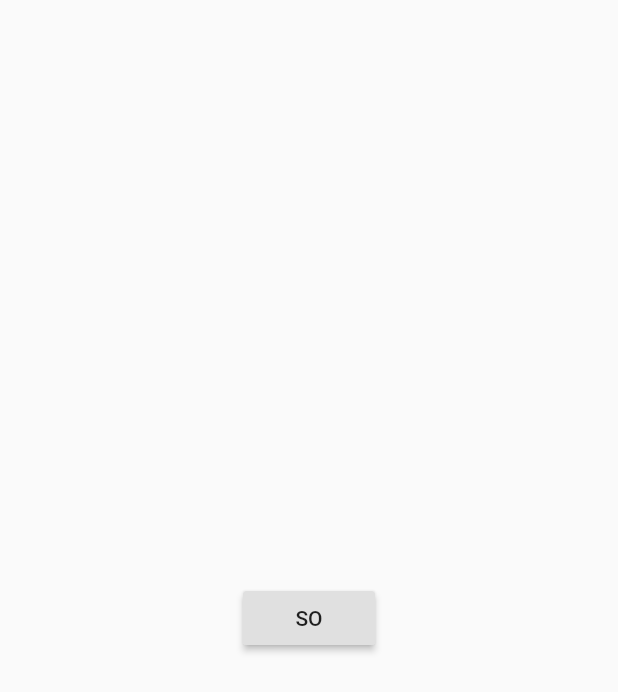
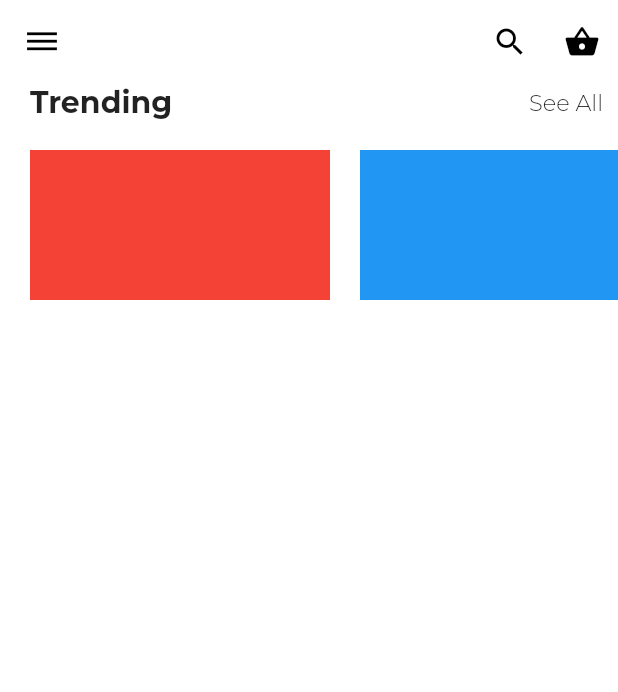
Before and after one commit to cptnmcboatface/Aria, a Flutter app: the HomeScreen screen opened directly, on a phone screen of 412 x 824 dp. Shown: the top 692 px of the screen. Run offline on Flutter 3.47's test engine with Material 2 defaults, Android fonts, the phone set to English and light mode, and no system bars; our stand-ins replace cloud_firestore, firebase_auth, flutter_spinkit, google_fonts, intl_phone_number_input, pinput; accounts and stored records are empty; network calls fail.

```diff
--- a/lib/screens/HomeScreen.dart
+++ b/lib/screens/HomeScreen.dart
@@ -1,5 +1,7 @@
 import 'package:flutter/material.dart';
 import 'package:aria_makeup/services/AuthenticateService.dart';
+import 'package:aria_makeup/screens/UserDataScreen.dart';
+import 'package:google_fonts/google_fonts.dart';
 
 class HomeScreen extends StatefulWidget {
   final uid;
@@ -8,15 +10,123 @@ class HomeScreen extends StatefulWidget {
   _HomeScreenState createState() => _HomeScreenState();
 }
 
+// AuthService().signOut();
 class _HomeScreenState extends State<HomeScreen> {
   @override
   Widget build(BuildContext context) {
-    return Scaffold(body: Center(
-      child: RaisedButton(
-        child: Text('SO'),
-        onPressed: () {
-        AuthService().signOut();
-      }),
-    ));
+    return Scaffold(
+        appBar: AppBar(
+          backgroundColor: Colors.white,
+          elevation: 0.0,
+          actions: <Widget>[
+            IconButton(
+              onPressed: () {},
+              icon: Icon(
+                Icons.search,
+                color: Colors.black,
+              ),
+            ),
+            IconButton(
+                icon: Icon(
+                  Icons.shopping_basket,
+                  color: Colors.black,
+                ),
+                onPressed: null),
+          ],
+          leading: IconButton(
+            onPressed: () {},
+            color: Colors.white,
+            icon: Icon(
+              Icons.dehaze,
+              color: Colors.black,
+            ),
+          ),
+        ),
+        body: Container(
+          color: Colors.white,
+          child: Column(
+            children: <Widget>[titleBar(), trendingDrawer()],
+          ),
+        ));
+  }
+
+  Widget trendingDrawer() {
+    return Container(
+      margin: EdgeInsets.symmetric(vertical: 20.0),
+      height: 250.0,
+      child: ListView(
+        physics: const BouncingScrollPhysics(),
+        scrollDirection: Axis.horizontal,
+        children: <Widget>[
+          SizedBox(
+            width: 20,
+          ),
+          trendingCard(Colors.red)
+          ,
+
+          SizedBox(
+            width: 20,
+          ),
+          trendingCard(Colors.blue),
+          SizedBox(
+            width: 20,
+          ),
+          Container(
+            width: 160.0,
+            color: Colors.green,
+          ),
+          SizedBox(
+            width: 20,
+          ),
+          Container(
+            width: 160.0,
+            color: Colors.yellow,
+          ),
+        ],
+      ),
+    );
+  }
+
+  Widget trendingCard(var col) {
+    return Container(
+      width: 200,
+      child: Column(
+        children: <Widget>[
+          Container(
+            height: 100,
+            color: col,
+          )
+        ],
+      ),
+    );
+  }
+
+  Widget titleBar() {
+    return Row(
+      mainAxisAlignment: MainAxisAlignment.spaceBetween,
+      children: <Widget>[
+        Container(
+          padding: EdgeInsets.only(left: 20),
+          child: Text(
+            "Trending",
+            style: GoogleFonts.montserrat(
+              textStyle: TextStyle(fontWeight: FontWeight.bold, fontSize: 20),
+            ),
+          ),
+        ),
+        Container(
+          padding: EdgeInsets.only(right: 10),
+          child: InkWell(
+            onTap: () {},
+            child: Text(
+              "See All",
+              style: GoogleFonts.montserrat(
+                textStyle: TextStyle(fontWeight: FontWeight.w300, fontSize: 15),
+              ),
+            ),
+          ),
+        ),
+      ],
+    );
   }
 }
--- a/lib/screens/UserDataScreen.dart
+++ b/lib/screens/UserDataScreen.dart
@@ -12,7 +12,6 @@ class UserDataScreen extends StatefulWidget {
 class _UserDataScreenState extends State<UserDataScreen> {
   @override
   Widget build(BuildContext context) {
-    final bottom = MediaQuery.of(context).viewInsets.bottom;
 
     return Scaffold(
       backgroundColor: Colors.white,
--- a/lib/services/WrapperService.dart
+++ b/lib/services/WrapperService.dart
@@ -21,20 +21,18 @@ class _WrapperState extends State<Wrapper> {
   bool check;
   @override
   Widget build(BuildContext context) {
-    return FutureBuilder(
-        future: widget.dB.checkUser(), builder: (context, snapshot) {
-          if(snapshot.hasData){
-            bool userDataCheck = snapshot.data;
-            if(userDataCheck){
-              return HomeScreen(uid:widget.uid);
-            }else{
-              return UserDataScreen();
-            }
-          }else{
-            print("No Data User Data Check");
-            return LoadingScreen();
-          }
-        });
+    return HomeScreen(uid: widget.uid);
+    // return FutureBuilder(
+    //     future: widget.dB.checkUser(),
+    //     builder: (context, snapshot) {
+    //       if (snapshot.hasData) {
+    //         bool userDataCheck = snapshot.data;
+
+    //         return HomeScreen(uid: widget.uid, userDataCheck: userDataCheck);
+    //       } else {
+    //         print("No Data User Data Check");
+    //         return LoadingScreen();
+    //       }
+    //     });
   }
-
 }
--- a/pubspec.yaml
+++ b/pubspec.yaml
@@ -54,5 +54,9 @@ flutter:
   # The following line ensures that the Material Icons font is
   # included with your application, so that you can use the icons in
   # the material Icons class.
+  fonts:
+    - family: AntdIcons
+      fonts:
+        - asset: assets\fonts\shopiconfont.ttf
   assets:
     - google_fonts/
```
Also changed, not shown: assets/fonts/shopiconfont.ttf (added).
